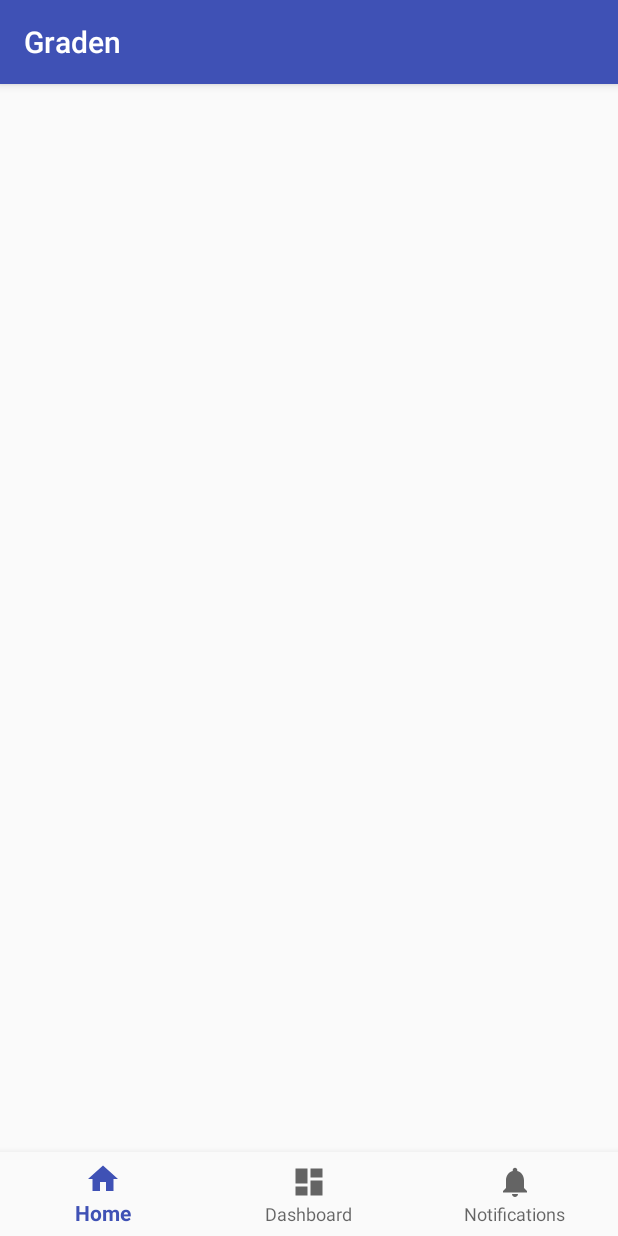
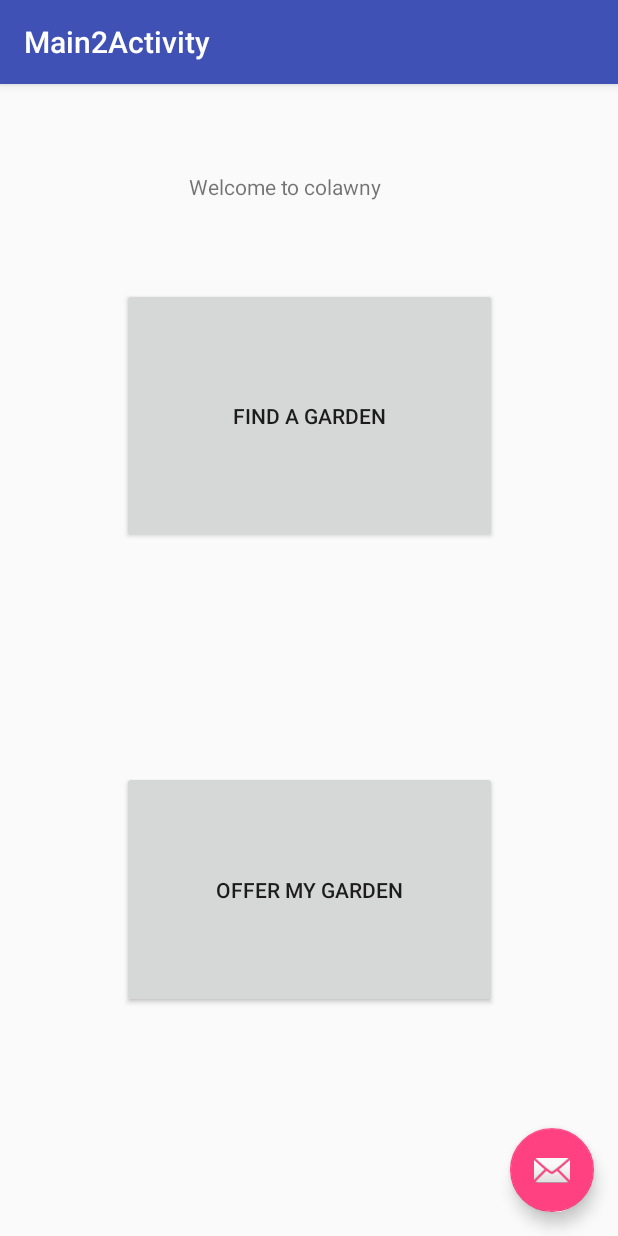
Before and after one commit to adrianbartnik/HackHPI, an Android app: the screen it shows after launch (MainActivity before the commit, Main2Activity after it), on a phone screen of 412 x 824 dp. Run offline under Robolectric (Android 15) with nearby library versions, the phone set to English and light mode, and no system bars.

Commit message:
main screen

```diff
--- a/app/src/main/AndroidManifest.xml
+++ b/app/src/main/AndroidManifest.xml
@@ -19,11 +19,7 @@
         <activity
             android:name=".MainActivity"
             android:label="@string/app_name">
-            <intent-filter>
-                <action android:name="android.intent.action.MAIN" />
 
-                <category android:name="android.intent.category.LAUNCHER" />
-            </intent-filter>
         </activity>
         <!--
              The API key for Google Maps-based APIs is defined as a string resource.
@@ -41,6 +37,16 @@
             android:name=".DetailActivity"
             android:label="@string/title_activity_detail"
             android:theme="@style/AppTheme.NoActionBar" />
+        <activity
+            android:name=".Main2Activity"
+            android:label="@string/title_activity_main2"
+            android:theme="@style/AppTheme.NoActionBar">
+            <intent-filter>
+                <action android:name="android.intent.action.MAIN" />
+
+                <category android:name="android.intent.category.LAUNCHER" />
+            </intent-filter>
+        </activity>
     </application>
 
 </manifest>
--- /dev/null
+++ b/app/src/main/java/hackhpi/de/graden/Main2Activity.java
@@ -0,0 +1,40 @@
+package hackhpi.de.graden;
+
+import android.content.Intent;
+import android.os.Bundle;
+import android.support.design.widget.FloatingActionButton;
+import android.support.design.widget.Snackbar;
+import android.support.v7.app.AppCompatActivity;
+import android.support.v7.widget.Toolbar;
+import android.view.View;
+import android.widget.Button;
+
+public class Main2Activity extends AppCompatActivity {
+
+    @Override
+    protected void onCreate(Bundle savedInstanceState) {
+        super.onCreate(savedInstanceState);
+        setContentView(R.layout.activity_main2);
+        Toolbar toolbar = (Toolbar) findViewById(R.id.toolbar);
+        setSupportActionBar(toolbar);
+
+        FloatingActionButton fab = (FloatingActionButton) findViewById(R.id.fab);
+        fab.setOnClickListener(new View.OnClickListener() {
+            @Override
+            public void onClick(View view) {
+                Snackbar.make(view, "Replace with your own action", Snackbar.LENGTH_LONG)
+                        .setAction("Action", null).show();
+            }
+        });
+
+        Button find_garden = (Button) findViewById(R.id.button2);
+        find_garden.setOnClickListener(new View.OnClickListener() {
+            @Override
+            public void onClick(View view) {
+                Intent to_map = new Intent(getApplicationContext(), MainActivity.class);
+                startActivity(to_map);
+            }
+        });
+    }
+
+}
--- /dev/null
+++ b/app/src/main/res/layout/activity_main2.xml
@@ -0,0 +1,33 @@
+<?xml version="1.0" encoding="utf-8"?>
+<android.support.design.widget.CoordinatorLayout xmlns:android="http://schemas.android.com/apk/res/android"
+    xmlns:app="http://schemas.android.com/apk/res-auto"
+    xmlns:tools="http://schemas.android.com/tools"
+    android:layout_width="match_parent"
+    android:layout_height="match_parent"
+    tools:context=".Main2Activity">
+
+    <android.support.design.widget.AppBarLayout
+        android:layout_width="match_parent"
+        android:layout_height="wrap_content"
+        android:theme="@style/AppTheme.AppBarOverlay">
+
+        <android.support.v7.widget.Toolbar
+            android:id="@+id/toolbar"
+            android:layout_width="match_parent"
+            android:layout_height="?attr/actionBarSize"
+            android:background="?attr/colorPrimary"
+            app:popupTheme="@style/AppTheme.PopupOverlay" />
+
+    </android.support.design.widget.AppBarLayout>
+
+    <include layout="@layout/content_main2" />
+
+    <android.support.design.widget.FloatingActionButton
+        android:id="@+id/fab"
+        android:layout_width="wrap_content"
+        android:layout_height="wrap_content"
+        android:layout_gravity="bottom|end"
+        android:layout_margin="@dimen/fab_margin"
+        app:srcCompat="@android:drawable/ic_dialog_email" />
+
+</android.support.design.widget.CoordinatorLayout>
--- /dev/null
+++ b/app/src/main/res/layout/content_main2.xml
@@ -0,0 +1,53 @@
+<?xml version="1.0" encoding="utf-8"?>
+<android.support.constraint.ConstraintLayout xmlns:android="http://schemas.android.com/apk/res/android"
+    xmlns:app="http://schemas.android.com/apk/res-auto"
+    xmlns:tools="http://schemas.android.com/tools"
+    android:layout_width="match_parent"
+    android:layout_height="match_parent"
+    app:layout_behavior="@string/appbar_scrolling_view_behavior"
+    tools:context=".Main2Activity"
+    tools:showIn="@layout/activity_main2">
+
+    <Button
+        android:id="@+id/button2"
+        android:layout_width="250dp"
+        android:layout_height="170dp"
+        android:layout_marginEnd="8dp"
+        android:layout_marginStart="8dp"
+        android:layout_marginTop="136dp"
+        android:text="Find a garden"
+        app:layout_constraintEnd_toEndOf="parent"
+        app:layout_constraintStart_toStartOf="parent"
+        app:layout_constraintTop_toTopOf="parent" />
+
+    <Button
+        android:id="@+id/button3"
+        android:layout_width="250dp"
+        android:layout_height="158dp"
+        android:layout_marginBottom="8dp"
+        android:layout_marginEnd="8dp"
+        android:layout_marginStart="8dp"
+        android:layout_marginTop="8dp"
+        android:text="Offer my garden"
+        app:layout_constraintBottom_toBottomOf="parent"
+        app:layout_constraintEnd_toEndOf="parent"
+        app:layout_constraintStart_toStartOf="parent"
+        app:layout_constraintTop_toBottomOf="@+id/button2" />
+
+    <TextView
+        android:id="@+id/textView"
+        android:layout_width="wrap_content"
+        android:layout_height="wrap_content"
+        android:text="Welcome to colawny"
+        android:layout_marginBottom="8dp"
+        android:layout_marginEnd="8dp"
+        android:layout_marginStart="8dp"
+        android:layout_marginTop="8dp"
+        android:ems="10"
+
+        app:layout_constraintBottom_toTopOf="@+id/button2"
+        app:layout_constraintEnd_toEndOf="parent"
+        app:layout_constraintStart_toStartOf="parent"
+        app:layout_constraintTop_toTopOf="parent" />
+
+</android.support.constraint.ConstraintLayout>
--- a/app/src/main/res/values/strings.xml
+++ b/app/src/main/res/values/strings.xml
@@ -5,4 +5,5 @@
     <string name="title_notifications">Notifications</string>
     <string name="title_activity_maps">Map</string>
     <string name="title_activity_detail">DetailActivity</string>
+    <string name="title_activity_main2">Main2Activity</string>
 </resources>
```
